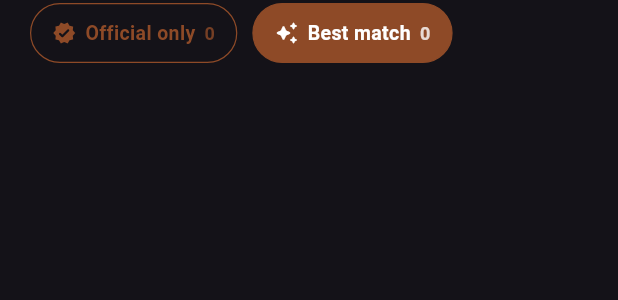
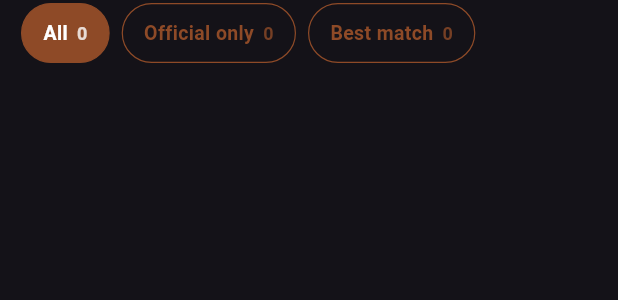
Before and after one commit to krishanmurariji/Nebula, a Flutter app: the SearchFilterBar widget shown alone on an empty page, opened directly with empty values, on a phone screen of 412 x 824 dp. Shown: the top 300 px of the screen. Run offline on Flutter 3.47's test engine with Material 3 defaults, Android fonts, the phone set to English and light mode, and no system bars; our stand-ins replace audio_service, cached_network_image, flutter_riverpod, font_awesome_flutter, just_audio, permission_handler and 2 more; missing offline and left inert: flutter_volume_controller, youtube_explode_dart; accounts and stored records are empty.

Commit message:
Search: All filter, Best match default, girl watermark, centred input
- Three chips: All (every result in YouTube's own order), Official only,
  Best match (Noor's ranking, now the default). The search service
  returns both orders.
- The faded watermark is the girl from the logo, without the N's stroke.
- The search input's text and placeholder are vertically centred.
- Home's top-right button reads "Search"; it becomes a round close
  button while searching.

Co-Authored-By: Claude Opus 5.5 <noreply@anthropic.com>
Claude-Session: https://claude.ai/code/session_01SGfoabRJQBy9Ss45sEHeBa

```diff
--- a/lib/providers/search_provider.dart
+++ b/lib/providers/search_provider.dart
@@ -7,18 +7,24 @@ import '../widgets/search_filter_bar.dart';
 enum SearchStatus { idle, loading, loaded, error }
 
 class SearchState {
+  /// Best match first (Noor's ranking).
   final List<Song> results;
+
+  /// Every result in YouTube's own order (the "All" filter). Empty means
+  /// "same as [results]".
+  final List<Song> all;
   final SearchStatus status;
   final String? error;
   final String query;
   const SearchState({
-    this.results = const [], this.status = SearchStatus.idle,
+    this.results = const [], this.all = const [], this.status = SearchStatus.idle,
     this.error, this.query = '',
   });
   SearchState copyWith({
-    List<Song>? results, SearchStatus? status, String? error, String? query,
+    List<Song>? results, List<Song>? all, SearchStatus? status, String? error, String? query,
   }) => SearchState(
     results: results ?? this.results,
+    all:     all     ?? this.all,
     status:  status  ?? this.status,
     error:   error,
     query:   query   ?? this.query,
@@ -49,9 +55,10 @@ class SearchNotifier extends StateNotifier<SearchState> {
     if (query.isEmpty) { state = const SearchState(); return; }
     state = state.copyWith(status: SearchStatus.loading, query: query, error: null);
     try {
-      final results = await _ref.read(searchServiceProvider).searchSongs(query);
+      final r = await _ref.read(searchServiceProvider).searchAll(query);
       if (!mounted || mine != _seq) return;
-      state = state.copyWith(status: SearchStatus.loaded, results: results);
+      state = state.copyWith(
+          status: SearchStatus.loaded, results: r.ranked, all: r.all);
     } catch (e) {
       if (!mounted || mine != _seq) return;
       state = state.copyWith(
@@ -72,18 +79,25 @@ final searchProvider =
     StateNotifierProvider<SearchNotifier, SearchState>((ref) => SearchNotifier(ref));
 
 
-/// The results to show for [filter]. "Official only" keeps just the uploads
-/// the ranking trusts (Topic / VEVO / label / the artist's own channel).
+/// Filters a best-match list. "Official only" keeps just the uploads the
+/// ranking trusts (Topic / VEVO / label / the artist's own channel).
 List<Song> applySearchFilter(List<Song> songs, SearchFilter filter) =>
     filter == SearchFilter.officialOnly
         ? songs.where((s) => s.isOfficial).toList()
         : songs;
 
+/// What the list shows for [filter]: All = YouTube's order, Best match =
+/// Noor's ranking, Official only = the trusted uploads.
+List<Song> searchResultsFor(SearchState s, SearchFilter filter) =>
+    filter == SearchFilter.all
+        ? (s.all.isEmpty ? s.results : s.all)
+        : applySearchFilter(s.results, filter);
+
 const _kFilterKey = 'search_filter';
 
-/// The chosen filter, remembered between launches. Official only by default.
+/// The chosen filter, remembered between launches. Best match by default.
 class SearchFilterNotifier extends StateNotifier<SearchFilter> {
-  SearchFilterNotifier() : super(SearchFilter.officialOnly) {
+  SearchFilterNotifier() : super(SearchFilter.bestMatch) {
     _load();
   }
 
@@ -92,8 +106,8 @@ class SearchFilterNotifier extends StateNotifier<SearchFilter> {
       final p = await SharedPreferences.getInstance();
       final saved = p.getString(_kFilterKey);
       if (!mounted) return;
-      if (saved == SearchFilter.bestMatch.name) {
-        state = SearchFilter.bestMatch;
+      for (final f in SearchFilter.values) {
+        if (f.name == saved) state = f;
       }
     } catch (_) {/* default is fine */}
   }
--- a/lib/widgets/search_filter_bar.dart
+++ b/lib/widgets/search_filter_bar.dart
@@ -3,7 +3,10 @@ import '../theme/noor_palette.dart';
 
 /// How search results are shown.
 enum SearchFilter {
-  /// Everything, best match first.
+  /// Every result, in YouTube's own order.
+  all,
+
+  /// Everything, Noor's best match first (the default).
   bestMatch,
 
   /// Only uploads from a trusted source (Topic / VEVO / label / the artist).
@@ -19,7 +22,11 @@ class SearchFilterBar extends StatelessWidget {
     required this.totalCount,
     required this.officialCount,
     required this.isDark,
+    this.allCount,
   });
+
+  /// How many results "All" holds; defaults to [totalCount].
+  final int? allCount;
 
   final SearchFilter filter;
   final ValueChanged<SearchFilter> onChanged;
@@ -30,12 +37,20 @@ class SearchFilterBar extends StatelessWidget {
   @override
   Widget build(BuildContext context) {
     return Padding(
-      padding: const EdgeInsets.fromLTRB(20, 2, 20, 6),
+      padding: const EdgeInsets.fromLTRB(14, 2, 14, 6),
       child: Wrap(
         alignment: WrapAlignment.center,
-        spacing: 10,
+        spacing: 8,
         runSpacing: 8,
         children: [
+          _FilterChipButton(
+            label: 'All',
+            count: allCount ?? totalCount,
+            icon: Icons.list_rounded,
+            selected: filter == SearchFilter.all,
+            isDark: isDark,
+            onTap: () => onChanged(SearchFilter.all),
+          ),
           _FilterChipButton(
             label: 'Official only',
             count: officialCount,
@@ -107,8 +122,6 @@ class _FilterChipButton extends StatelessWidget {
             child: Row(
               mainAxisSize: MainAxisSize.min,
               children: [
-                Icon(icon, size: 16, color: fg),
-                const SizedBox(width: 6),
                 Text(
                   label,
                   maxLines: 1,
```
Also changed, not shown: lib/screens/home_screen.dart (+38 -29 lines), lib/screens/search_screen.dart (+9 -6 lines), lib/services/youtube_search_service.dart (+26 -7 lines), assets/images/noor_girl.png (added), 3 other files.
